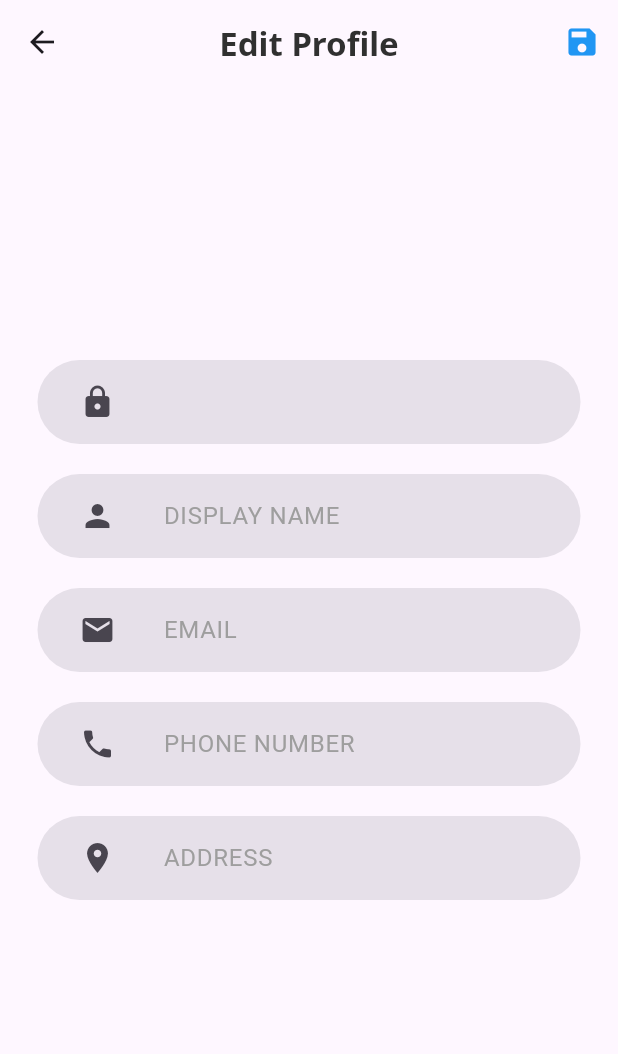
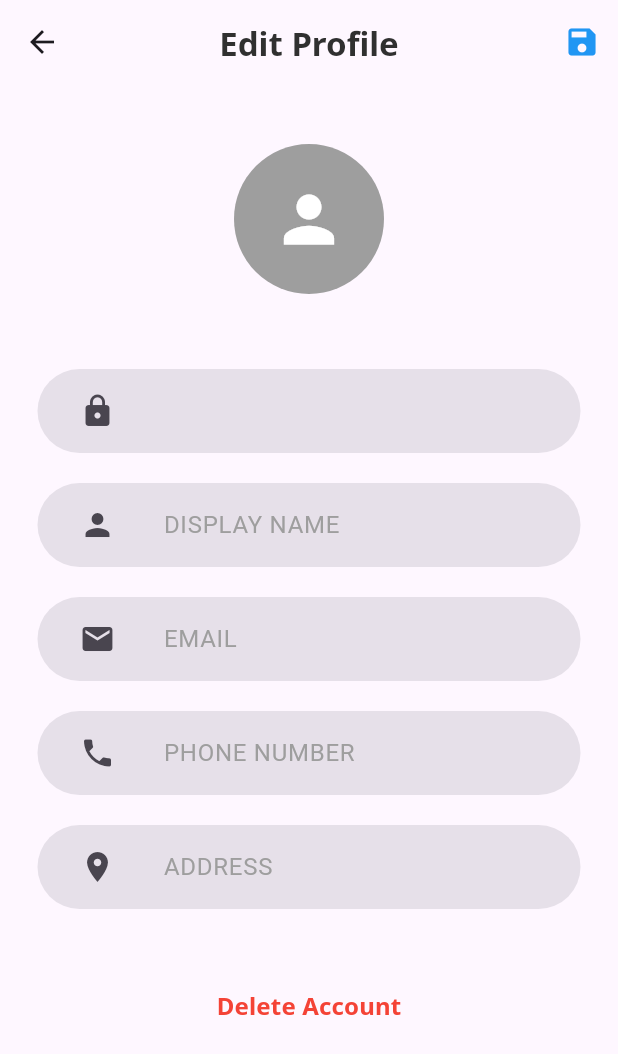
Before and after one commit to NamkheangV/Stray-Pets, a Flutter app: the EditProfilePage screen opened directly with empty values, on a phone screen of 412 x 824 dp. Shown: the top 1054 px of the screen. Run offline on Flutter 3.47's test engine with Material 3 defaults, Android fonts, the light colour scheme and no system bars; our stand-ins replace get, google_fonts.

Commit message:
Little edit

```diff
--- a/lib/pages/editProfile.dart
+++ b/lib/pages/editProfile.dart
@@ -4,6 +4,7 @@ import 'package:flutter/material.dart';
 import 'package:stray_pet/menuBar.dart';
 import 'package:http/http.dart' as http;
 import 'package:google_fonts/google_fonts.dart';
+import 'package:stray_pet/splash.dart';
 
 class EditProfilePage extends StatefulWidget {
   final String userId;
@@ -43,7 +44,6 @@ class _EditProfilePageState extends State<EditProfilePage> {
         'user_address': _addressController.text,
       }),
     );
-    print(response.body);
 
     if (response.statusCode == 200) {
       Get.snackbar('Update You Information Successful!!', 'Profile updated',
@@ -55,6 +55,23 @@ class _EditProfilePageState extends State<EditProfilePage> {
       Get.snackbar('Something went wrong!!', 'Failed to update profile',
           backgroundColor: Colors.red, colorText: Colors.white);
       throw Exception('Failed to update profile');
+    }
+  }
+
+  Future<void> _deleteAccount() async {
+    final response =
+        await http.delete(Uri.parse('http://10.0.2.2:3000/users/${userId}'));
+
+    if (response.statusCode == 200) {
+      Get.snackbar('Delete Account Successful!!', 'Hope to see you again!',
+          backgroundColor: Colors.green, colorText: Colors.white);
+
+      await Future.delayed(const Duration(seconds: 1));
+      Get.offAll(() => const SplashPage());
+    } else {
+      Get.snackbar('Something went wrong!!', 'Failed to delete account',
+          backgroundColor: Colors.red, colorText: Colors.white);
+      throw Exception('Failed to delete account');
     }
   }
 
@@ -86,13 +103,32 @@ class _EditProfilePageState extends State<EditProfilePage> {
         ],
       ),
       body: Container(
-        padding: const EdgeInsets.all(25),
+        padding: const EdgeInsets.symmetric(horizontal: 25, vertical: 20),
         width: double.maxFinite,
         height: double.maxFinite,
+        child: SingleChildScrollView(
+          padding: const EdgeInsets.only(top: 20),
           child: Column(
             mainAxisAlignment: MainAxisAlignment.center,
             crossAxisAlignment: CrossAxisAlignment.center,
             children: [
+              // Profile Icon
+              Container(
+                width: 100,
+                height: 100,
+                decoration: const BoxDecoration(
+                  color: Colors.grey,
+                  shape: BoxShape.circle,
+                ),
+                child: const Icon(
+                  Icons.person,
+                  size: 50,
+                  color: Colors.white,
+                ),
+              ),
+              const SizedBox(
+                height: 50,
+              ),
               // Form
               Form(
                 key: _formKey,
@@ -209,7 +245,23 @@ class _EditProfilePageState extends State<EditProfilePage> {
                   ],
                 ),
               ),
+
+              // Delete Account
+              TextButton(
+                onPressed: () {
+                  _deleteAccount();
+                },
+                child: Text(
+                  'Delete Account',
+                  style: GoogleFonts.notoSans(
+                    color: Colors.red,
+                    fontSize: 16,
+                    fontWeight: FontWeight.bold,
+                  ),
+                ),
+              ),
             ],
+          ),
         ),
       ),
     );
--- a/lib/pages/loginPage.dart
+++ b/lib/pages/loginPage.dart
@@ -1,6 +1,7 @@
 import 'dart:convert';
 import 'package:get/get.dart';
 import 'package:flutter/material.dart';
+import 'package:google_fonts/google_fonts.dart';
 import 'package:stray_pet/menuBar.dart';
 import 'package:http/http.dart' as http;
 import 'package:stray_pet/pages/registerPage.dart';
@@ -177,9 +178,9 @@ class _LoginPageState extends State<LoginPage> {
                   onPressed: () {
                     Get.to(() => const RegisterPage());
                   },
-                  child: const Text(
+                  child: Text(
                     'Register',
-                    style: TextStyle(
+                    style: GoogleFonts.notoSans(
                       color: Colors.blue,
                       fontSize: 16,
                       fontWeight: FontWeight.bold,
--- a/lib/pages/registerPage.dart
+++ b/lib/pages/registerPage.dart
@@ -46,9 +46,7 @@ class _RegisterPageState extends State<RegisterPage> {
       Get.snackbar('Something went wrong!!', 'Username already exists',
           backgroundColor: Colors.red, colorText: Colors.white);
       return;
-    }
-
-    if (response.statusCode == 201) {
+    } else if (response.statusCode == 201) {
       Get.snackbar('Register Successful!!', 'Register successful!!',
           backgroundColor: Colors.green, colorText: Colors.white);
 
```
Also changed, not shown: lib/components/userBox.dart (deleted). Lines whose indentation alone changed are shown as unchanged.
